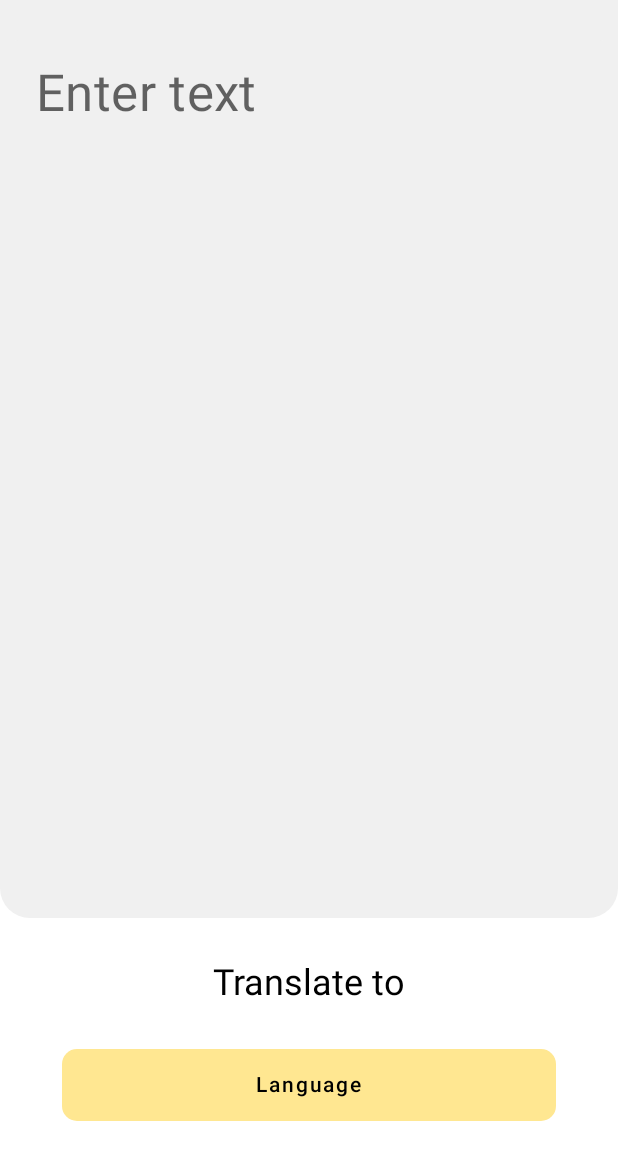
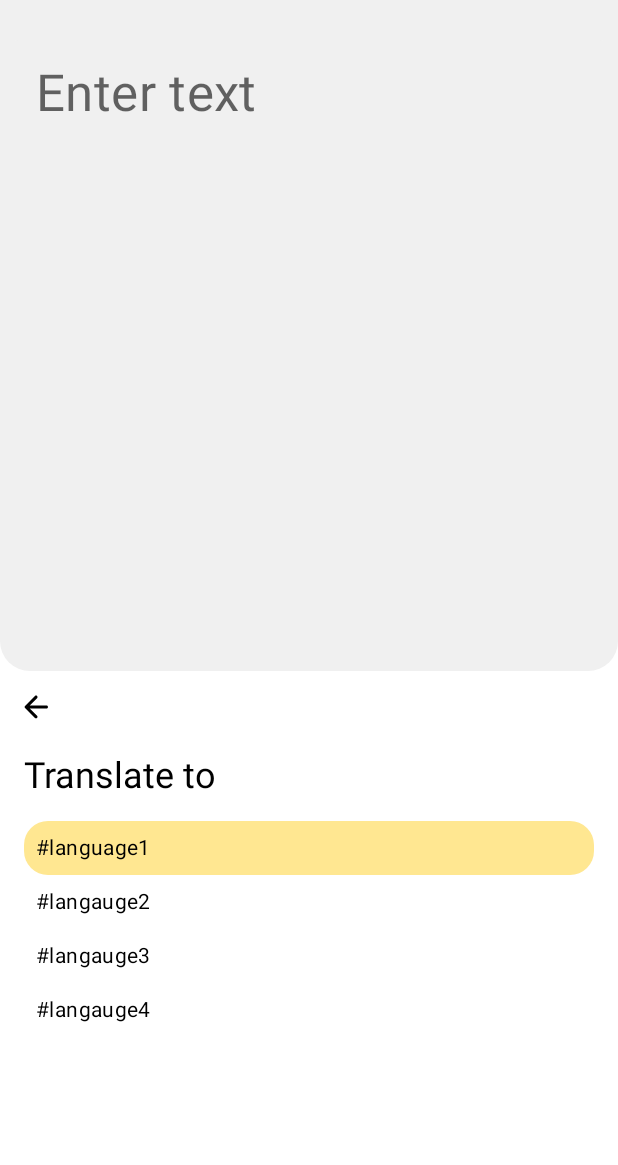
Before and after one commit to rajivaPavan/TranslatorApp, an Android app built with Jetpack Compose: the screen it shows after launch (MainActivity), after a tap on "Language", on a phone screen of 412 x 824 dp, the part 71-1236 px from its top. Run offline under Robolectric (Android 15) with nearby library versions, the phone set to English and light mode, and no system bars; our stand-ins replace accompanist.

Commit message:
added basic transition

```diff
--- a/app/src/main/java/com/example/translatorapp/TranslatorScreen.kt
+++ b/app/src/main/java/com/example/translatorapp/TranslatorScreen.kt
@@ -1,24 +1,22 @@
 package com.example.translatorapp
 
+import androidx.compose.animation.AnimatedVisibility
+import androidx.compose.animation.animateContentSize
 import androidx.compose.foundation.background
-import androidx.compose.foundation.border
 import androidx.compose.foundation.layout.*
 import androidx.compose.foundation.shape.RoundedCornerShape
 import androidx.compose.material.*
 import androidx.compose.material.icons.Icons
+import androidx.compose.material.icons.rounded.ArrowBack
 import androidx.compose.material.icons.rounded.Settings
 import androidx.compose.runtime.*
 import androidx.compose.runtime.saveable.rememberSaveable
 import androidx.compose.ui.Alignment
 import androidx.compose.ui.Modifier
-import androidx.compose.ui.draw.shadow
 import androidx.compose.ui.graphics.Color
-import androidx.compose.ui.text.TextStyle
 import androidx.compose.ui.text.font.FontFamily
 import androidx.compose.ui.text.font.FontWeight
-import androidx.compose.ui.text.style.BaselineShift
 import androidx.compose.ui.text.style.TextAlign
-import androidx.compose.ui.text.style.TextIndent
 import androidx.compose.ui.tooling.preview.Preview
 import androidx.compose.ui.unit.dp
 import com.example.translatorapp.ui.theme.TranslatorAppTheme
@@ -28,8 +26,69 @@ import com.example.translatorapp.ui.theme.TranslatorAppTheme
 fun TranslatorScreen(){
 
     val headerWeight = 0.08f
-    val bottomPanelWeight = 0.2f
+    var bottomPanelWeight by rememberSaveable { mutableStateOf(0.2f) }
     val middlePanelWeight = 1f - headerWeight - bottomPanelWeight
+
+    var isShowLanguages by rememberSaveable { mutableStateOf(false)}
+
+    fun showLanguages(isShow: Boolean){
+        isShowLanguages = isShow
+        if(isShow){
+            bottomPanelWeight *= 2
+        }
+        else{
+            bottomPanelWeight = 0.2f
+        }
+    }
+
+    @Composable
+    fun LanguagesPanel(){
+        AnimatedVisibility(visible = !isShowLanguages) {
+            Column (modifier = Modifier
+                .fillMaxSize()
+                .padding(0.dp),
+                verticalArrangement = Arrangement.SpaceEvenly,
+                horizontalAlignment = Alignment.CenterHorizontally){
+                Text("Translate to",
+                    style = MaterialTheme.typography.h5,
+                    color =  MaterialTheme.colors.contentColorFor(
+                        backgroundColor = MaterialTheme.colors.secondary))
+                Button(onClick = { showLanguages(true) },
+                    modifier = Modifier.fillMaxWidth(0.8f),
+                    shape = RoundedCornerShape(10.dp),
+                    elevation = null
+                ) {
+                    Text(text="Language", color = Color.Black,
+                        modifier = Modifier.padding(8.dp))
+                }
+            }
+        }
+        AnimatedVisibility(visible = isShowLanguages) {
+            Column(modifier = Modifier
+                .fillMaxSize()){
+                IconButton(onClick = { showLanguages(false) }) {
+                    Icon(Icons.Rounded.ArrowBack,
+                        contentDescription = "back",
+                        tint = MaterialTheme.colors.contentColorFor(
+                            backgroundColor = MaterialTheme.colors.secondary))
+                }
+                val modifier = Modifier.padding(horizontal = 16.dp, vertical = 8.dp)
+                Text("Translate to",
+                    modifier = modifier,
+                    style = MaterialTheme.typography.h5,
+                    color =  MaterialTheme.colors.contentColorFor(
+                        backgroundColor = MaterialTheme.colors.secondary))
+
+                Column(modifier = modifier) {
+                    languages.forEach{ language ->
+                        TranslationLanguage(language)
+                    }
+                }
+
+
+            }
+        }
+    }
 
     Column(Modifier.background(color = MaterialTheme.colors.background)){
         //header
@@ -39,10 +98,14 @@ fun TranslatorScreen(){
         Row(modifier = Modifier.weight(middlePanelWeight)){
             MainTranslatorPanel()
         }
-        Row(modifier = Modifier.weight(bottomPanelWeight)){
-            TranslatePanel()
+        Row(modifier = Modifier
+            .weight(bottomPanelWeight)
+            .animateContentSize()){
+            LanguagesPanel()
         }
     }
+
+
 }
 
 @Composable
@@ -103,26 +166,36 @@ fun MainTranslatorPanel(){
 }
 
 @Composable
-fun TranslatePanel(){
-    Column (modifier = Modifier
-        .fillMaxSize()
-        .padding(0.dp, 0.dp),
-        verticalArrangement = Arrangement.SpaceEvenly,
-        horizontalAlignment = Alignment.CenterHorizontally){
-        Text("Translate to",
-            style = MaterialTheme.typography.h5,
-            color =  MaterialTheme.colors.contentColorFor(
-                backgroundColor = MaterialTheme.colors.secondary))
-        Button(onClick = { /*TODO*/ },
-            modifier = Modifier.fillMaxWidth(0.8f),
-            shape = RoundedCornerShape(10.dp),
-            elevation = null
-        ) {
-            Text(text="Language", color = Color.Black,
-                modifier = Modifier.padding(8.dp))
-        }
+fun TranslationLanguage(language: CustomLanguage){
+    val rowColor = if(language.isSelected)
+        MaterialTheme.colors.primary else MaterialTheme.colors.background
+    Row(
+        modifier = Modifier.background(color = rowColor,
+                shape = RoundedCornerShape(16.dp)),
+
+    ){
+        Text(text = language.name,
+            style = MaterialTheme.typography.body2,
+            color = MaterialTheme.colors.contentColorFor(backgroundColor = rowColor),
+            modifier = Modifier.fillMaxWidth().padding(8.dp)
+        )
     }
+
 }
+
+data class CustomLanguage(
+    val id: Int,
+    val name: String,
+    val isSelected: Boolean = false
+)
+
+val languages = listOf<CustomLanguage>(
+    CustomLanguage(0, "#language1",true),
+    CustomLanguage(1, "#langauge2"),
+    CustomLanguage(2, "#langauge3"),
+    CustomLanguage(3, "#langauge4")
+)
+
 
 @Preview(showBackground = true)
 @Composable
--- a/app/src/main/java/com/example/translatorapp/ui/theme/Theme.kt
+++ b/app/src/main/java/com/example/translatorapp/ui/theme/Theme.kt
@@ -22,6 +22,8 @@ private val LightColorPalette = lightColors(
     primary = PaleYellow,
     primaryVariant = PaleYellow,
     secondary = GreyWhite,
+    onPrimary = Color.Black,
+    onSecondary = Color.Black
     /* Other default colors to override
     background = Color.White,
     surface = Color.White,
--- a/app/src/main/java/com/example/translatorapp/ui/theme/Type.kt
+++ b/app/src/main/java/com/example/translatorapp/ui/theme/Type.kt
@@ -11,7 +11,7 @@ val Typography = Typography(
     body1 = TextStyle(
         fontFamily = FontFamily.Default,
         fontWeight = FontWeight.Normal,
-        fontSize = 16.sp
+        fontSize = 20.sp
     )
     /* Other default text styles to override
     button = TextStyle(
```
